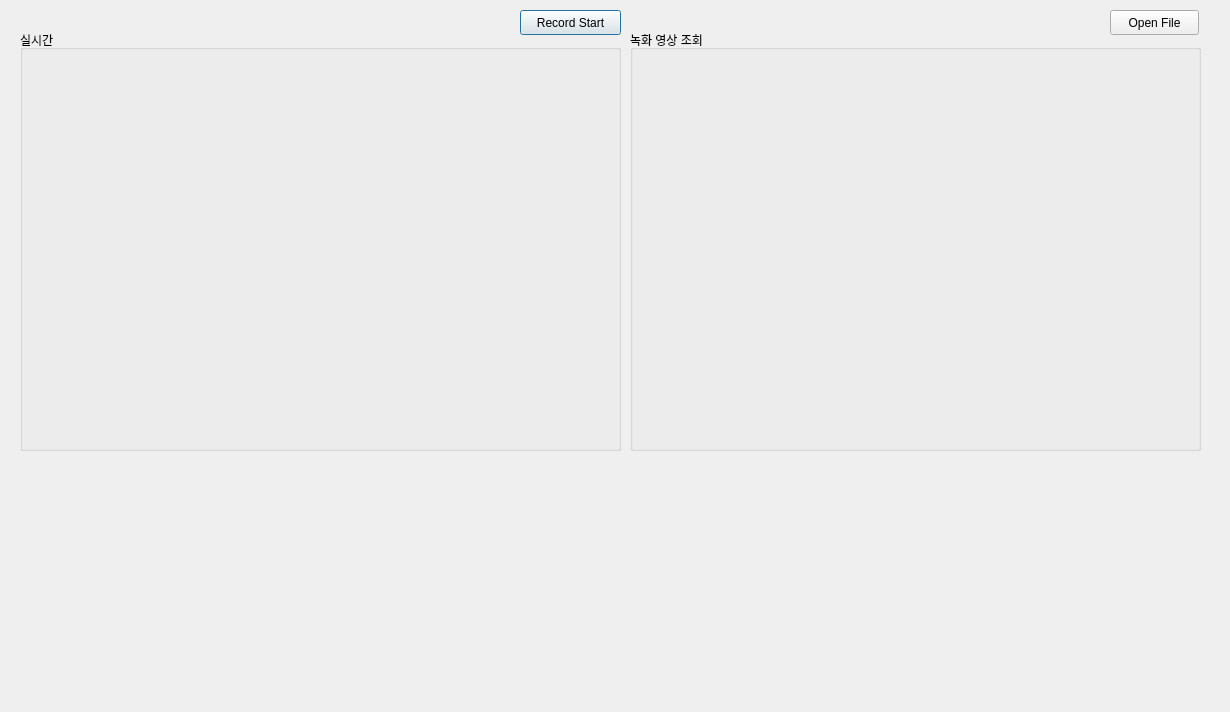
Old version of the form tk_src/myui.ui in the repository addinedu-ros-3rd/deeplearning-repo-5.
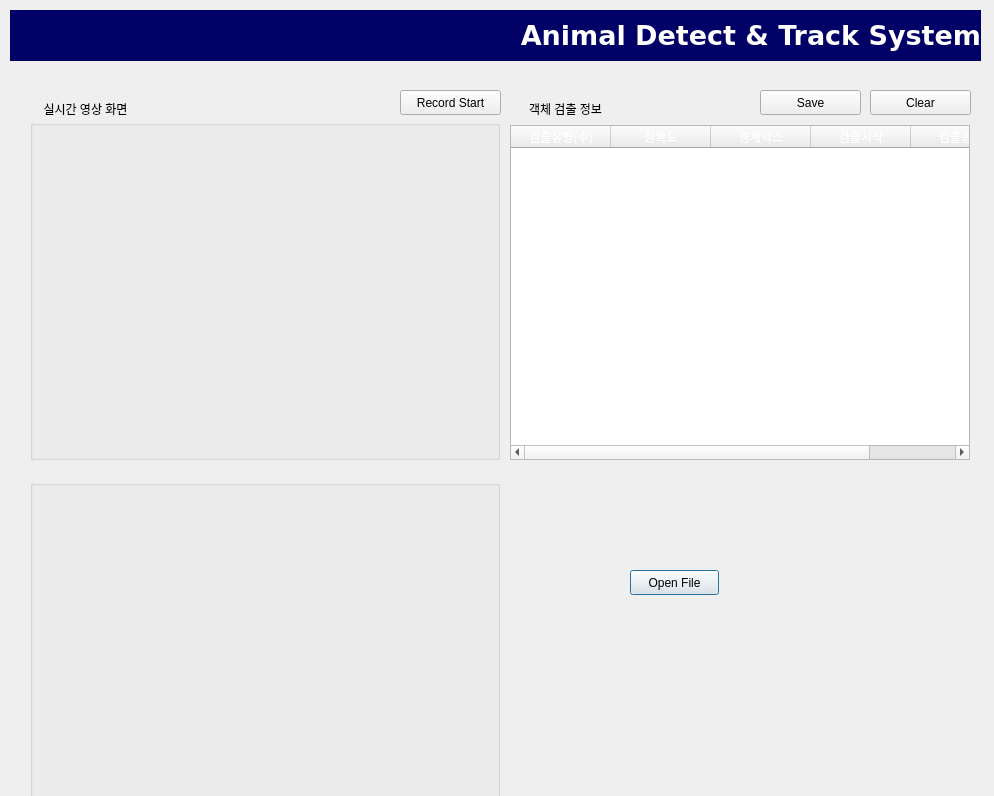
New version of the form.

Commit message: update_Dec_1st_2

```diff
--- a/tk_src/myui.ui
+++ b/tk_src/myui.ui
@@ -6,8 +6,8 @@
    <rect>
     <x>0</x>
     <y>0</y>
-    <width>1230</width>
-    <height>712</height>
+    <width>994</width>
+    <height>796</height>
    </rect>
   </property>
   <property name="windowTitle">
@@ -16,35 +16,25 @@
   <widget class="QGroupBox" name="groupBox">
    <property name="geometry">
     <rect>
-     <x>20</x>
-     <y>30</y>
-     <width>601</width>
-     <height>421</height>
+     <x>30</x>
+     <y>120</y>
+     <width>470</width>
+     <height>340</height>
     </rect>
    </property>
    <property name="title">
-    <string>실시간</string>
+    <string/>
+   </property>
+   <property name="alignment">
+    <set>Qt::AlignLeading|Qt::AlignLeft|Qt::AlignTop</set>
    </property>
    <widget class="QLabel" name="display">
     <property name="geometry">
      <rect>
-      <x>10</x>
-      <y>30</y>
-      <width>581</width>
-      <height>381</height>
-     </rect>
-    </property>
-    <property name="text">
-     <string/>
-    </property>
-   </widget>
-   <widget class="QLabel" name="record_status">
-    <property name="geometry">
-     <rect>
       <x>20</x>
-      <y>40</y>
-      <width>67</width>
-      <height>31</height>
+      <y>10</y>
+      <width>426</width>
+      <height>320</height>
      </rect>
     </property>
     <property name="text">
@@ -54,38 +44,22 @@
    <widget class="QLabel" name="boxzone">
     <property name="geometry">
      <rect>
-      <x>10</x>
-      <y>30</y>
-      <width>581</width>
-      <height>381</height>
+      <x>0</x>
+      <y>0</y>
+      <width>470</width>
+      <height>340</height>
      </rect>
     </property>
     <property name="text">
      <string/>
     </property>
    </widget>
-   <zorder>record_status</zorder>
-   <zorder>display</zorder>
-   <zorder>boxzone</zorder>
-  </widget>
-  <widget class="QPushButton" name="btnRecord">
-   <property name="geometry">
-    <rect>
-     <x>520</x>
-     <y>10</y>
-     <width>101</width>
-     <height>25</height>
-    </rect>
-   </property>
-   <property name="text">
-    <string>Record Start</string>
-   </property>
   </widget>
   <widget class="QPushButton" name="btnOpen">
    <property name="geometry">
     <rect>
-     <x>1110</x>
-     <y>10</y>
+     <x>630</x>
+     <y>570</y>
      <width>89</width>
      <height>25</height>
     </rect>
@@ -97,35 +71,22 @@
   <widget class="QGroupBox" name="groupBox_2">
    <property name="geometry">
     <rect>
-     <x>630</x>
-     <y>30</y>
-     <width>571</width>
-     <height>421</height>
+     <x>30</x>
+     <y>480</y>
+     <width>470</width>
+     <height>340</height>
     </rect>
    </property>
    <property name="title">
-    <string>녹화 영상 조회</string>
+    <string/>
    </property>
    <widget class="QLabel" name="display_3">
     <property name="geometry">
      <rect>
-      <x>10</x>
-      <y>30</y>
-      <width>551</width>
-      <height>381</height>
-     </rect>
-    </property>
-    <property name="text">
-     <string/>
-    </property>
-   </widget>
-   <widget class="QLabel" name="record_status_3">
-    <property name="geometry">
-     <rect>
       <x>20</x>
-      <y>40</y>
-      <width>67</width>
-      <height>31</height>
+      <y>10</y>
+      <width>426</width>
+      <height>320</height>
      </rect>
     </property>
     <property name="text">
@@ -133,6 +94,222 @@
     </property>
    </widget>
   </widget>
+  <widget class="QLabel" name="Title">
+   <property name="geometry">
+    <rect>
+     <x>10</x>
+     <y>10</y>
+     <width>971</width>
+     <height>51</height>
+    </rect>
+   </property>
+   <property name="font">
+    <font>
+     <family>DejaVu Sans</family>
+     <pointsize>20</pointsize>
+     <weight>75</weight>
+     <bold>true</bold>
+     <underline>false</underline>
+     <strikeout>false</strikeout>
+    </font>
+   </property>
+   <property name="styleSheet">
+    <string notr="true">background-color: rgb(0, 0, 102);
+color: rgb(255, 255, 255);</string>
+   </property>
+   <property name="text">
+    <string>Animal Detect &amp; Track System</string>
+   </property>
+   <property name="alignment">
+    <set>Qt::AlignRight|Qt::AlignTrailing|Qt::AlignVCenter</set>
+   </property>
+  </widget>
+  <widget class="QPushButton" name="btnRecord">
+   <property name="geometry">
+    <rect>
+     <x>400</x>
+     <y>90</y>
+     <width>101</width>
+     <height>25</height>
+    </rect>
+   </property>
+   <property name="text">
+    <string>Record Start</string>
+   </property>
+  </widget>
+  <widget class="QLabel" name="label_2">
+   <property name="geometry">
+    <rect>
+     <x>30</x>
+     <y>100</y>
+     <width>111</width>
+     <height>17</height>
+    </rect>
+   </property>
+   <property name="text">
+    <string>실시간 영상 화면</string>
+   </property>
+   <property name="alignment">
+    <set>Qt::AlignCenter</set>
+   </property>
+  </widget>
+  <widget class="QLabel" name="label_3">
+   <property name="geometry">
+    <rect>
+     <x>510</x>
+     <y>100</y>
+     <width>111</width>
+     <height>17</height>
+    </rect>
+   </property>
+   <property name="text">
+    <string>객체 검출 정보</string>
+   </property>
+   <property name="alignment">
+    <set>Qt::AlignCenter</set>
+   </property>
+  </widget>
+  <widget class="QTableWidget" name="info_table">
+   <property name="geometry">
+    <rect>
+     <x>510</x>
+     <y>125</y>
+     <width>460</width>
+     <height>335</height>
+    </rect>
+   </property>
+   <column>
+    <property name="text">
+     <string>검출유형(수)</string>
+    </property>
+    <property name="background">
+     <color>
+      <red>26</red>
+      <green>95</green>
+      <blue>180</blue>
+     </color>
+    </property>
+    <property name="foreground">
+     <brush brushstyle="SolidPattern">
+      <color alpha="255">
+       <red>255</red>
+       <green>255</green>
+       <blue>255</blue>
+      </color>
+     </brush>
+    </property>
+   </column>
+   <column>
+    <property name="text">
+     <string>정확도</string>
+    </property>
+    <property name="background">
+     <color>
+      <red>26</red>
+      <green>95</green>
+      <blue>180</blue>
+     </color>
+    </property>
+    <property name="foreground">
+     <brush brushstyle="SolidPattern">
+      <color alpha="255">
+       <red>255</red>
+       <green>255</green>
+       <blue>255</blue>
+      </color>
+     </brush>
+    </property>
+   </column>
+   <column>
+    <property name="text">
+     <string>경계박스</string>
+    </property>
+    <property name="background">
+     <color>
+      <red>26</red>
+      <green>95</green>
+      <blue>180</blue>
+     </color>
+    </property>
+    <property name="foreground">
+     <brush brushstyle="SolidPattern">
+      <color alpha="255">
+       <red>255</red>
+       <green>255</green>
+       <blue>255</blue>
+      </color>
+     </brush>
+    </property>
+   </column>
+   <column>
+    <property name="text">
+     <string>검출시작</string>
+    </property>
+    <property name="background">
+     <color>
+      <red>26</red>
+      <green>95</green>
+      <blue>180</blue>
+     </color>
+    </property>
+    <property name="foreground">
+     <brush brushstyle="SolidPattern">
+      <color alpha="255">
+       <red>255</red>
+       <green>255</green>
+       <blue>255</blue>
+      </color>
+     </brush>
+    </property>
+   </column>
+   <column>
+    <property name="text">
+     <string>검출종료</string>
+    </property>
+    <property name="background">
+     <color>
+      <red>26</red>
+      <green>95</green>
+      <blue>180</blue>
+     </color>
+    </property>
+    <property name="foreground">
+     <brush brushstyle="SolidPattern">
+      <color alpha="255">
+       <red>255</red>
+       <green>255</green>
+       <blue>255</blue>
+      </color>
+     </brush>
+    </property>
+   </column>
+  </widget>
+  <widget class="QPushButton" name="btnClear">
+   <property name="geometry">
+    <rect>
+     <x>870</x>
+     <y>90</y>
+     <width>101</width>
+     <height>25</height>
+    </rect>
+   </property>
+   <property name="text">
+    <string>Clear</string>
+   </property>
+  </widget>
+  <widget class="QPushButton" name="btnSave">
+   <property name="geometry">
+    <rect>
+     <x>760</x>
+     <y>90</y>
+     <width>101</width>
+     <height>25</height>
+    </rect>
+   </property>
+   <property name="text">
+    <string>Save</string>
+   </property>
+  </widget>
  </widget>
  <resources/>
  <connections/>
```
The commit also changes 1 other file.
